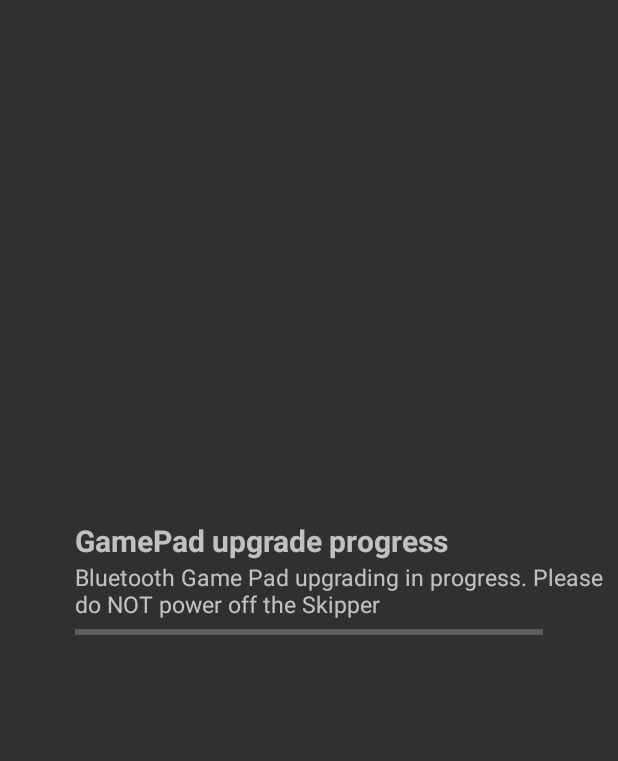
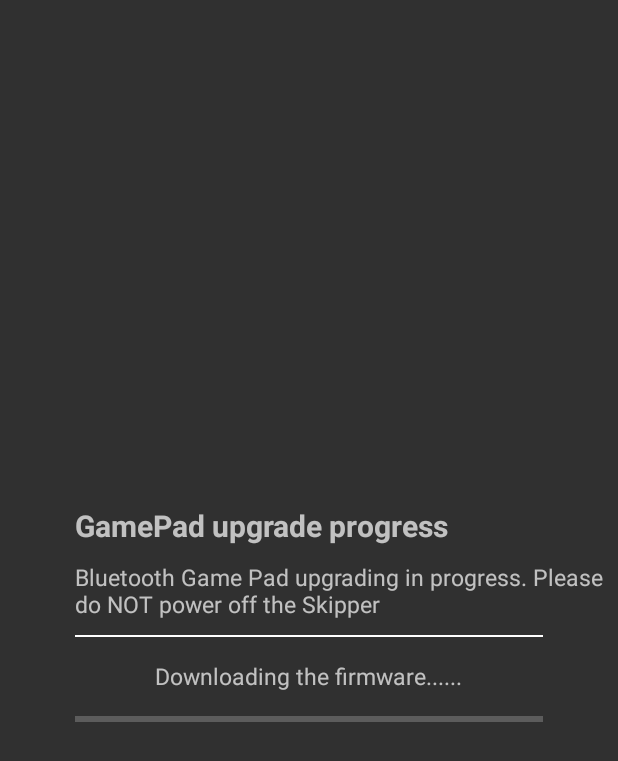
Before and after one commit to aksys-dev/TIM_Utility, an Android app: the UpgradeUIActivity screen opened directly, with no data from a screen before it, on a phone screen of 412 x 824 dp. Shown: the top 761 px of the screen. Run offline under Robolectric (Android 15) with nearby library versions, the phone set to English and light mode, and no system bars; our stand-ins replace EventBus; 6 statements that could not run were skipped.

Commit message:
fota function OK, But a major issue should be fixed(data transmit failed lead to gamepad panic

```diff
--- a/app/build.gradle
+++ b/app/build.gradle
@@ -20,7 +20,7 @@
         minSdkVersion 21
         targetSdkVersion 24
         versionCode 1
-        versionName "0.9.23"
+        versionName "0.9.32"
         testInstrumentationRunner "android.support.test.runner.AndroidJUnitRunner"
     }
     buildTypes {
--- a/app/src/main/java/it/telecomitalia/TIMgamepad2/activity/BackDoor.java
+++ b/app/src/main/java/it/telecomitalia/TIMgamepad2/activity/BackDoor.java
@@ -56,6 +56,7 @@
         mButton = findViewById(R.id.button1);
 
         mButton.setOnClickListener(this);
+        mButton.setVisibility(View.GONE);
 
         LogUtil.d("Now start BT connection status receiver");
 
--- a/app/src/main/java/it/telecomitalia/TIMgamepad2/model/FirmwareConfig.java
+++ b/app/src/main/java/it/telecomitalia/TIMgamepad2/model/FirmwareConfig.java
@@ -35,8 +35,8 @@
 
     public String getmVersion() {
 
-		//return mVersion;
-        return "181010";
+        return mVersion;
+//        return "181010";
     }
 
     public void setmVersion(String mVersion) {
--- a/app/src/main/res/layout/upgrade_ui.xml
+++ b/app/src/main/res/layout/upgrade_ui.xml
@@ -3,9 +3,9 @@
     android:layout_width="match_parent"
     android:layout_height="wrap_content"
     android:layout_gravity="center"
+    android:background="@android:color/transparent"
     android:gravity="start"
-    android:orientation="vertical"
-    android:background="@android:color/transparent">
+    android:orientation="vertical">
 
     <TextView
         android:id="@+id/upgrade_tips"
@@ -16,6 +16,12 @@
         android:textSize="20sp"
         android:textStyle="bold" />
 
+    <View
+        android:layout_width="match_parent"
+        android:layout_height="10dp"
+        android:layout_marginEnd="50dp"
+        android:layout_marginStart="50dp" />
+
     <TextView
         android:id="@+id/upgrade_details"
         android:layout_width="wrap_content"
@@ -24,14 +30,39 @@
         android:text="@string/upgrade_info"
         android:textSize="15sp" />
 
+    <View
+        android:layout_width="match_parent"
+        android:layout_height="10dp"
+        android:layout_marginEnd="50dp"
+        android:layout_marginStart="50dp" />
+
+    <View
+        android:layout_width="match_parent"
+        android:layout_height="1dp"
+        android:layout_marginEnd="50dp"
+        android:layout_marginStart="50dp"
+        android:background="@color/write" />
+
+    <View
+        android:layout_width="match_parent"
+        android:layout_height="15dp"
+        android:layout_marginEnd="50dp"
+        android:layout_marginStart="50dp" />
+
     <TextView
-        android:id="@+id/upgrade_result"
+        android:id="@+id/upgrade_progress"
         android:layout_width="wrap_content"
         android:layout_height="wrap_content"
+        android:layout_gravity="center"
         android:text="@string/upgrade_success"
-        android:layout_gravity="center"
-        android:visibility="gone"
-        android:textSize="17sp" />
+        android:textSize="15sp"
+        android:visibility="visible" />
+
+    <View
+        android:layout_width="match_parent"
+        android:layout_height="10dp"
+        android:layout_marginEnd="50dp"
+        android:layout_marginStart="50dp" />
 
     <ProgressBar
         android:id="@+id/upgrade_progressbar"
@@ -39,7 +70,8 @@
         android:layout_width="match_parent"
         android:layout_height="wrap_content"
         android:layout_marginEnd="50dp"
-        android:layout_marginStart="50dp" />
+        android:layout_marginStart="50dp"
+        android:progress="0" />
 
     <Button
         android:id="@+id/upgrade_done"
--- a/app/src/main/res/values/colors.xml
+++ b/app/src/main/res/values/colors.xml
@@ -7,4 +7,5 @@
     <color name="icon_alt_background">#2A2F51</color>
     <color name="dialog_grey">#666666</color>
     <color name="black">#000000</color>
+    <color name="write">#FFFFFF</color>
 </resources>
--- a/app/src/main/res/values/strings.xml
+++ b/app/src/main/res/values/strings.xml
@@ -71,12 +71,16 @@
     <string name="upgrade_info">" "</string>
     <string name="upgrade_button_done">Done</string>
     <string name="upgrade_ing">Bluetooth Game Pad upgrading in progress. Please do NOT power off the Skipper</string>
-    <!--
-<string name="upgrade_done">Bluetooth Game Pad upgrading done. Press Button \"Done\" for continue.</string>
--->
 
-<string name="upgrade_success">Success!</string>
-<string name="upgrade_failure">Failed!</string>
-<string name="no_need_update">" is the latest version"</string>
+    <string name="upgrade_download">Downloading the firmware......</string>
+    <string name="upgrade_flash">Transmitting the firmware......</string>
+
+    <string name="upgrade_done">Bluetooth Game Pad upgrading done. Press Button \"Done\" for continue.</string>
+
+    <string name="upgrade_success">Success!</string>
+    <string name="upgrade_failure">Failed!</string>
+    <string name="no_need_update">" is the latest version"</string>
+    <string name="toast_upgrade_success">"Upgrade successfully"</string>
+    <string name="toast_upgrade_failed">"Upgrade Failed"</string>
 
 </resources>
```
Also changed, not shown: app/src/main/AndroidManifest.xml (+6 -3 lines), app/src/main/java/it/telecomitalia/TIMgamepad2/activity/DialogActivity.java (+2 -13 lines), app/src/main/java/it/telecomitalia/TIMgamepad2/activity/FOTA_V2.java (+7 -39 lines), app/src/main/java/it/telecomitalia/TIMgamepad2/activity/UpgradeUIActivity.java (+77 -95 lines), app/src/main/java/it/telecomitalia/TIMgamepad2/fota/BluetoothDeviceManager.java (+4 -4 lines), app/src/main/java/it/telecomitalia/TIMgamepad2/fota/SPPConnection.java (+23 -8 lines), app/src/main/java/it/telecomitalia/TIMgamepad2/fota/UpgradeManager.java (+8 -16 lines), app/src/main/java/it/telecomitalia/TIMgamepad2/model/FotaEvent.java (+16 -7 lines), app/src/main/java/it/telecomitalia/TIMgamepad2/service/UpdateFotaMainService.java (+6 -107 lines), 2 other files.
